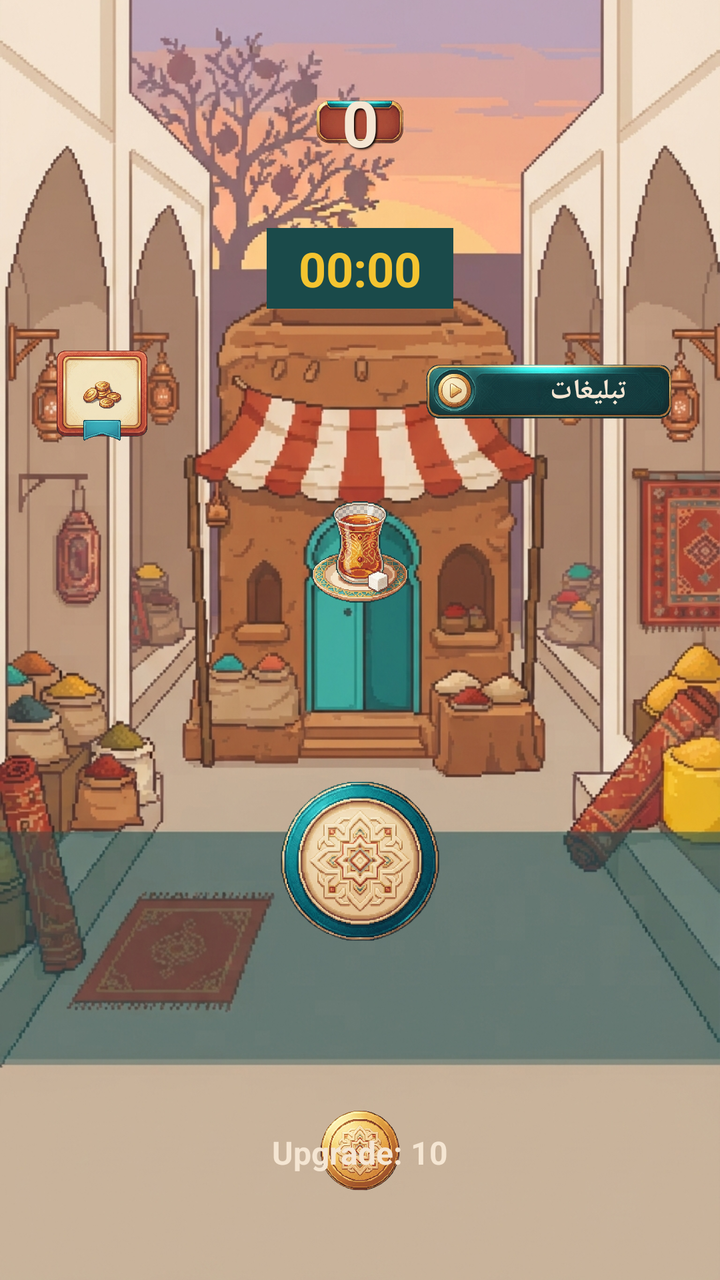
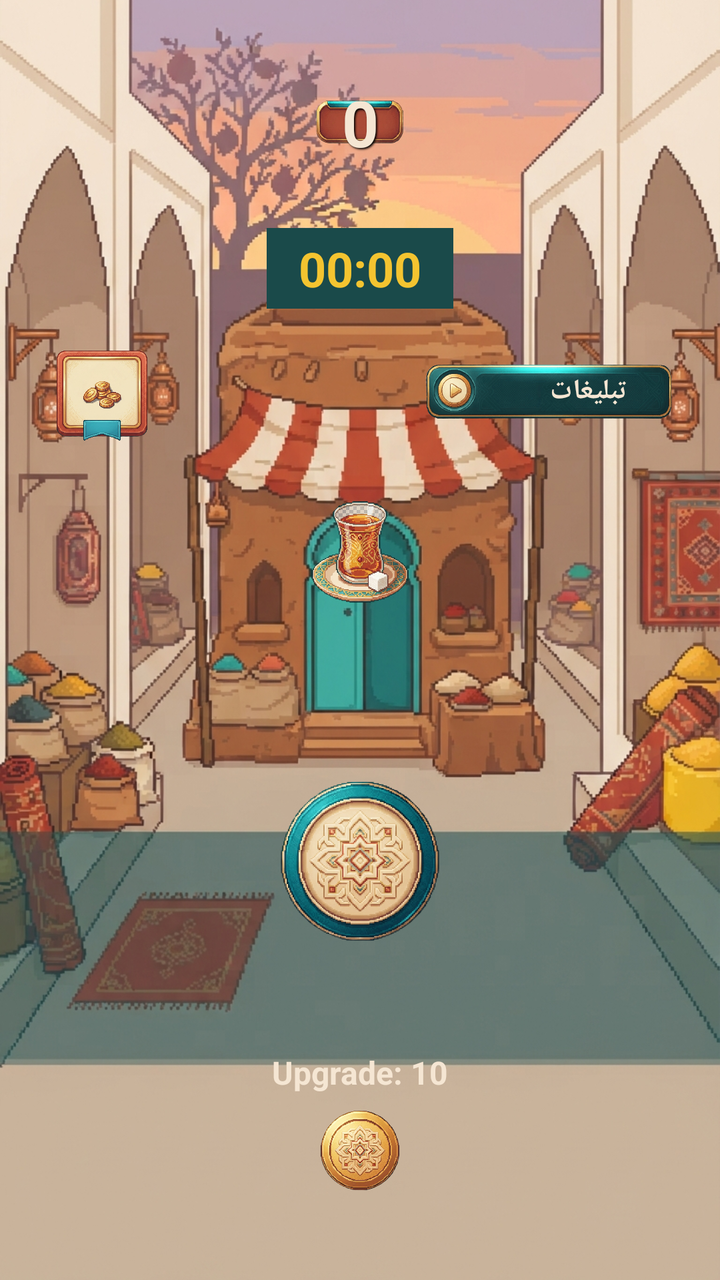

Compare the two renders of this Android layout. The source of the first and the diff that turns it into the second are given below.
<!-- AndroidManifest.xml: application theme Theme.AppCompat.NoActionBar -->
<!-- res/layout/activity_main.xml -->
<?xml version="1.0" encoding="utf-8"?>
<androidx.constraintlayout.widget.ConstraintLayout 
    xmlns:android="http://schemas.android.com/apk/res/android"
    xmlns:app="http://schemas.android.com/apk/res-auto"
    android:layout_width="match_parent"
    android:layout_height="match_parent"
    android:background="#1A4A4A">

    <ImageView
        android:id="@+id/bgImage"
        android:layout_width="match_parent"
        android:layout_height="match_parent"
        android:scaleType="centerCrop"
        android:src="@drawable/bg_bazaar"
        app:layout_constraintTop_toTopOf="parent"
        app:layout_constraintBottom_toBottomOf="parent"
        app:layout_constraintStart_toStartOf="parent"
        app:layout_constraintEnd_toEndOf="parent" />

    <ImageView
        android:id="@+id/scorePanel"
        android:layout_width="360dp"
        android:layout_height="90dp"
        android:layout_marginTop="16dp"
        android:scaleType="fitCenter" 
        android:src="@drawable/panel_score"
        app:layout_constraintTop_toTopOf="parent"
        app:layout_constraintStart_toStartOf="parent"
        app:layout_constraintEnd_toEndOf="parent" />

    <TextView
        android:id="@+id/tvCoinCount"
        android:layout_width="wrap_content"
        android:layout_height="wrap_content"
        android:text="0"
        android:textColor="#F5E6D3"
        android:textSize="32sp"
        android:textStyle="bold"
        android:shadowColor="#000"
        android:shadowDx="2"
        android:shadowDy="2"
        android:shadowRadius="2"
        app:layout_constraintTop_toTopOf="@+id/scorePanel"
        app:layout_constraintBottom_toBottomOf="@+id/scorePanel"
        app:layout_constraintStart_toStartOf="@+id/scorePanel"
        app:layout_constraintEnd_toEndOf="@+id/scorePanel" />

    <TextView
        android:id="@+id/tvTimer"
        android:layout_width="wrap_content"
        android:layout_height="wrap_content"
        android:layout_marginTop="8dp"
        android:background="#1A4A4A"
        android:paddingHorizontal="16dp"
        android:paddingVertical="4dp"
        android:text="00:00"
        android:textColor="#F4C430"
        android:textSize="24sp"
        android:textStyle="bold"
        app:layout_constraintTop_toBottomOf="@+id/scorePanel"
        app:layout_constraintStart_toStartOf="parent"
        app:layout_constraintEnd_toEndOf="parent" />

    <ImageButton
        android:id="@+id/btnShop"
        android:layout_width="70dp"
        android:layout_height="70dp"
        android:layout_marginTop="8dp"
        android:layout_marginStart="16dp"
        android:background="@android:color/transparent"
        android:scaleType="fitCenter"
        android:src="@drawable/btn_shop"
        app:layout_constraintTop_toBottomOf="@+id/tvTimer"
        app:layout_constraintStart_toStartOf="parent" />

    
    <ImageButton
        android:id="@+id/btnAd"
        android:layout_width="140dp"
        android:layout_height="50dp"
        android:layout_marginTop="16dp"
        android:layout_marginEnd="16dp"
        android:background="@android:color/transparent"
        android:scaleType="fitCenter"
        android:src="@drawable/btn_ad"
        app:layout_constraintTop_toBottomOf="@+id/tvTimer"
        app:layout_constraintEnd_toEndOf="parent" />

    
    <TextView
        android:layout_width="wrap_content"
        android:layout_height="wrap_content"
        android:text="تبلیغات"
        android:textColor="#F5E6D3"
        android:textSize="14sp"
        android:textStyle="bold"
        android:paddingStart="40dp" 
        app:layout_constraintTop_toTopOf="@+id/btnAd"
        app:layout_constraintBottom_toBottomOf="@+id/btnAd"
        app:layout_constraintStart_toStartOf="@+id/btnAd"
        app:layout_constraintEnd_toEndOf="@+id/btnAd" />

    <ImageView
        android:id="@+id/itemImage"
        android:layout_width="120dp"
        android:layout_height="120dp"
        android:layout_marginBottom="16dp"
        android:src="@drawable/item_tea"
        app:layout_constraintBottom_toTopOf="@+id/btnTap"
        app:layout_constraintStart_toStartOf="parent"
        app:layout_constraintEnd_toEndOf="parent" />

    <ImageView
        android:id="@+id/ivSparkle"
        android:layout_width="150dp"
        android:layout_height="150dp"
        android:src="@drawable/coin"
        android:visibility="gone"
        app:layout_constraintBottom_toBottomOf="@+id/itemImage"
        app:layout_constraintEnd_toEndOf="@+id/itemImage"
        app:layout_constraintStart_toStartOf="@+id/itemImage"
        app:layout_constraintTop_toTopOf="@+id/itemImage" />

    <ImageButton
        android:id="@+id/btnTap"
        android:layout_width="160dp"
        android:layout_height="160dp"
        android:layout_marginBottom="24dp"
        android:background="@android:color/transparent"
        android:scaleType="fitCenter"
        android:src="@drawable/btn_tap"
        app:layout_constraintBottom_toTopOf="@+id/btnUpgrade"
        app:layout_constraintStart_toStartOf="parent"
        app:layout_constraintEnd_toEndOf="parent" />

    <ImageButton
        android:id="@+id/btnUpgrade"
        android:layout_width="320dp"
        android:layout_height="80dp"
        android:layout_marginBottom="24dp"
        android:background="@android:color/transparent"
        android:scaleType="fitCenter"
        android:src="@drawable/btn_upgrade"
        app:layout_constraintBottom_toBottomOf="parent"
        app:layout_constraintStart_toStartOf="parent"
        app:layout_constraintEnd_toEndOf="parent" />

    <TextView
        android:id="@+id/tvUpgradeCost"
        android:layout_width="wrap_content"
        android:layout_height="wrap_content"
        android:text="Upgrade: 10"
        android:textColor="#F5E6D3"
        android:textSize="16sp"
        android:textStyle="bold"
        android:shadowColor="#000"
        android:shadowDx="1"
        android:shadowDy="1"
        app:layout_constraintTop_toTopOf="@+id/btnUpgrade"
        app:layout_constraintBottom_toBottomOf="@+id/btnUpgrade"
        app:layout_constraintStart_toStartOf="@+id/btnUpgrade"
        app:layout_constraintEnd_toEndOf="@+id/btnUpgrade" />

    <ImageButton
        android:id="@+id/btnGoldenDeal"
        android:layout_width="80dp"
        android:layout_height="80dp"
        android:background="@android:color/transparent"
        android:scaleType="fitCenter"
        android:src="@drawable/coin"
        android:visibility="gone"
        app:layout_constraintTop_toTopOf="parent"
        app:layout_constraintStart_toStartOf="parent" />

    <ImageButton
        android:id="@+id/btnBadCoin"
        android:layout_width="80dp"
        android:layout_height="80dp"
        android:background="@android:color/transparent"
        android:scaleType="fitCenter"
        android:src="@drawable/coin_bad"
        android:visibility="gone"
        app:layout_constraintTop_toTopOf="parent"
        app:layout_constraintStart_toStartOf="parent" />

</androidx.constraintlayout.widget.ConstraintLayout>
<!-- resources referenced by this layout -->
<resources>
  <!-- drawable bg_bazaar: png bitmap (drawable-nodpi, 1027807 bytes) -->
  <!-- drawable btn_ad: png bitmap (drawable-nodpi, 218874 bytes) -->
  <!-- drawable btn_shop: png bitmap (drawable-nodpi, 743312 bytes) -->
  <!-- drawable btn_tap: png bitmap (drawable-nodpi, 829666 bytes) -->
  <!-- drawable btn_upgrade: png bitmap (drawable-nodpi, 806793 bytes) -->
  <!-- drawable coin: png bitmap (drawable-nodpi, 752706 bytes) -->
  <!-- drawable coin_bad: png bitmap (drawable-nodpi, 648528 bytes) -->
  <!-- drawable item_tea: png bitmap (drawable-nodpi, 514247 bytes) -->
  <!-- drawable panel_score: png bitmap (drawable-nodpi, 388330 bytes) -->
</resources>

<!-- the commit's change to res/layout/activity_main.xml (unified diff, before → after) -->
@@ -73,7 +73,6 @@
         app:layout_constraintTop_toBottomOf="@+id/tvTimer"
         app:layout_constraintStart_toStartOf="parent" />
 
-    
     <ImageButton
         android:id="@+id/btnAd"
         android:layout_width="140dp"
@@ -86,7 +85,6 @@
         app:layout_constraintTop_toBottomOf="@+id/tvTimer"
         app:layout_constraintEnd_toEndOf="parent" />
 
-    
     <TextView
         android:layout_width="wrap_content"
         android:layout_height="wrap_content"
@@ -145,6 +143,7 @@
         app:layout_constraintStart_toStartOf="parent"
         app:layout_constraintEnd_toEndOf="parent" />
 
+    
     <TextView
         android:id="@+id/tvUpgradeCost"
         android:layout_width="wrap_content"
@@ -157,7 +156,7 @@
         android:shadowDx="1"
         android:shadowDy="1"
         app:layout_constraintTop_toTopOf="@+id/btnUpgrade"
-        app:layout_constraintBottom_toBottomOf="@+id/btnUpgrade"
+        app:layout_constraintBottom_toTopOf="@+id/btnUpgrade"
         app:layout_constraintStart_toStartOf="@+id/btnUpgrade"
         app:layout_constraintEnd_toEndOf="@+id/btnUpgrade" />
 
